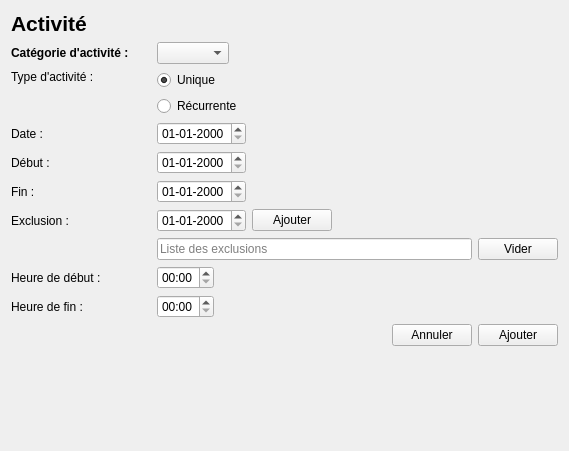
Qt form GUI/activite.ui (samueldrouin/PyGuide) before a commit.
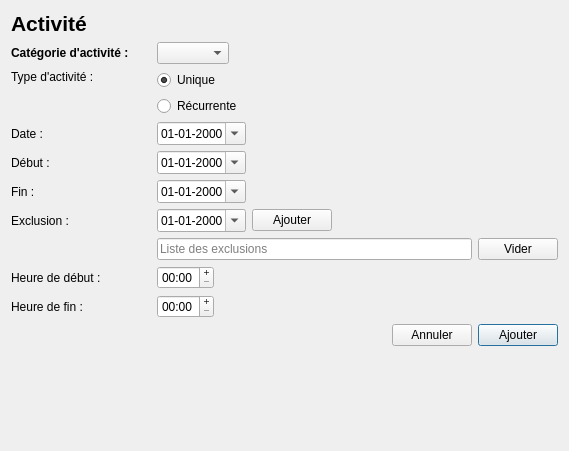
The same form after that commit.

Commit message: Affichage des dates par defaut dans le dialog Activite (Issue #20 & Issue #21)

```diff
--- a/GUI/activite.ui
+++ b/GUI/activite.ui
@@ -167,6 +167,9 @@
           <property name="displayFormat">
            <string notr="true">dd-MM-yyyy</string>
           </property>
+          <property name="calendarPopup">
+           <bool>true</bool>
+          </property>
          </widget>
         </item>
         <item>
@@ -228,6 +231,9 @@
           <property name="displayFormat">
            <string notr="true">dd-MM-yyyy</string>
           </property>
+          <property name="calendarPopup">
+           <bool>true</bool>
+          </property>
          </widget>
         </item>
         <item>
@@ -271,6 +277,9 @@
           <property name="displayFormat">
            <string notr="true">dd-MM-yyyy</string>
           </property>
+          <property name="calendarPopup">
+           <bool>true</bool>
+          </property>
          </widget>
         </item>
         <item>
@@ -317,6 +326,9 @@
           <property name="displayFormat">
            <string notr="true">dd-MM-yyyy</string>
           </property>
+          <property name="calendarPopup">
+           <bool>true</bool>
+          </property>
          </widget>
         </item>
         <item>
@@ -407,9 +419,15 @@
      </item>
      <item>
       <widget class="QTimeEdit" name="tim_debut">
+       <property name="buttonSymbols">
+        <enum>QAbstractSpinBox::PlusMinus</enum>
+       </property>
        <property name="displayFormat">
         <string notr="true">hh:mm</string>
        </property>
+       <property name="calendarPopup">
+        <bool>false</bool>
+       </property>
       </widget>
      </item>
      <item>
@@ -450,6 +468,9 @@
      </item>
      <item>
       <widget class="QTimeEdit" name="tim_fin">
+       <property name="buttonSymbols">
+        <enum>QAbstractSpinBox::PlusMinus</enum>
+       </property>
        <property name="displayFormat">
         <string notr="true">hh:mm</string>
        </property>
@@ -497,6 +518,12 @@
        <property name="text">
         <string>Ajouter</string>
        </property>
+       <property name="autoDefault">
+        <bool>true</bool>
+       </property>
+       <property name="default">
+        <bool>true</bool>
+       </property>
       </widget>
      </item>
     </layout>
```
The commit also changes 2 other files.
